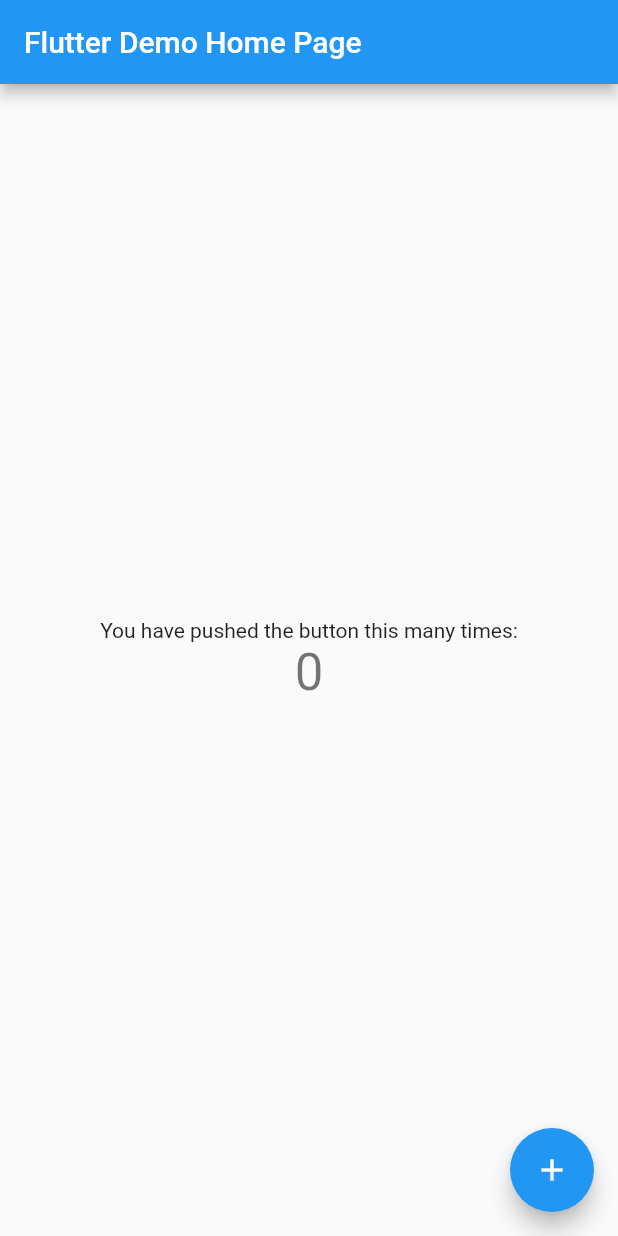
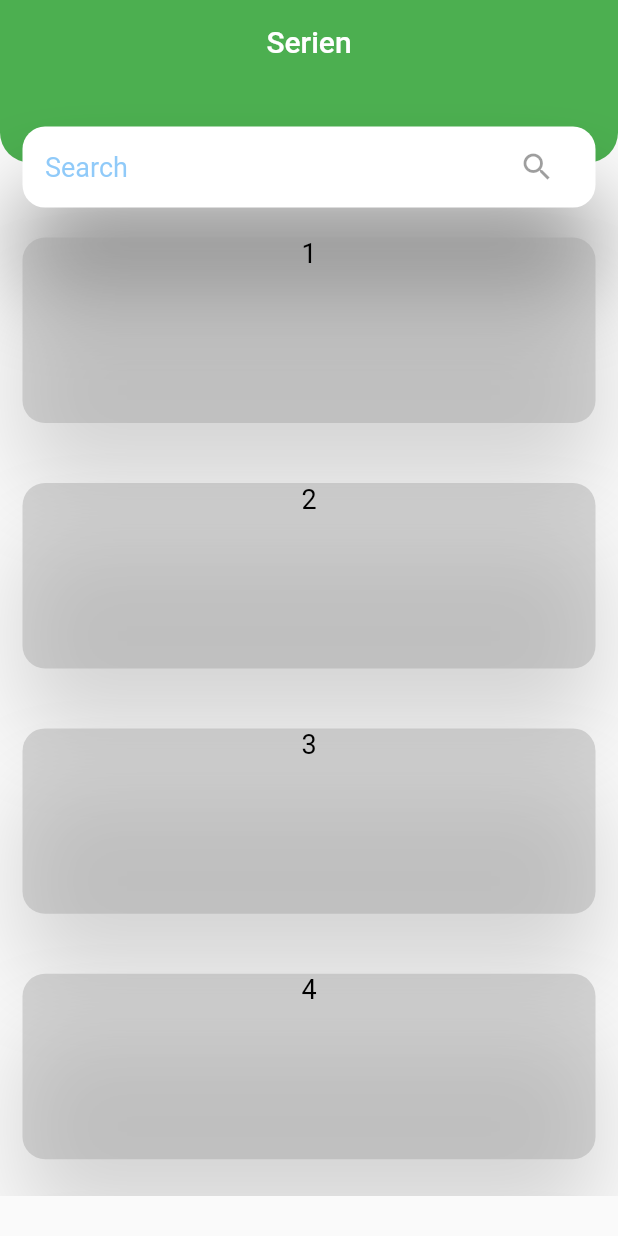
Before and after one commit to PatrickMisti/Series-Manager, a Flutter app: the screen it shows after launch, on a phone screen of 412 x 824 dp. Run offline on Flutter 3.47's test engine with Material 2 defaults, Android fonts, the phone set to English and light mode, and no system bars.

Commit message:
header and box implement

```diff
--- /dev/null
+++ b/series_manager/lib/body.dart
@@ -0,0 +1,146 @@
+import 'package:flutter/widgets.dart';
+import 'package:flutter/material.dart';
+
+class Body extends StatefulWidget{
+  @override
+  _Body createState() => _Body();
+}
+
+class _Body extends State<Body>{
+  final array = [1,2,3,4,5];
+  @override
+  Widget build(BuildContext context) {
+    Size size = MediaQuery.of(context).size;
+    return SingleChildScrollView(
+      child: Column(
+        children: <Widget>[
+          HeaderBoxWithSearch(size: size),
+          Container(
+            padding: EdgeInsets.symmetric(vertical: 0),
+          ),
+          SizedBox(
+            height: size.height * 0.8,
+            child: ListView.builder(
+                scrollDirection: Axis.vertical,
+                itemCount: array.length,
+                itemBuilder: (context,index) => SeriesComponent(id: array[index], size: size)
+            ),
+          ),
+        ],
+      ),
+    );
+  }
+}
+
+class SeriesComponent extends StatelessWidget{
+  SeriesComponent({Key key,@required this.id,@required this.size}):super(key:key);
+
+  final Size size;
+  final int id;
+  @override
+  Widget build(BuildContext context) {
+    return Container(
+      height: size.height * 0.15,
+      width: size.width,
+      padding: EdgeInsets.symmetric(horizontal: 15),
+      margin: EdgeInsets.symmetric(horizontal: 15, vertical: 20),
+      decoration: BoxDecoration(
+        color: Colors.grey.withOpacity(0.4),
+        borderRadius: BorderRadius.circular(15),
+        boxShadow: [
+          BoxShadow(
+            offset: Offset(0,40),
+            blurRadius: 50,
+            spreadRadius: 1,
+            color: Colors.black.withOpacity(0.15)
+          )
+        ]
+      ),
+      child: Column(
+        children: <Widget>[
+          Center(
+            child: Text(
+              id.toString(),
+              style: TextStyle(
+                fontSize: 18,
+                color: Colors.black
+              ),
+            ),
+          )
+        ],
+      ),
+    );
+  }
+
+}
+
+class HeaderBoxWithSearch extends StatelessWidget{
+  HeaderBoxWithSearch({Key key,@required this.size}):super(key: key);
+
+  final Size size;
+
+  @override
+  Widget build(BuildContext context) {
+    return Container(
+      height: size.height * 0.1,
+      child: Stack(
+        children: <Widget>[
+          Container(
+            height: size.height * 0.1 - 30,
+            decoration: BoxDecoration(
+                color: Colors.green,
+                borderRadius: BorderRadius.only(
+                  bottomLeft: Radius.circular(20),
+                  bottomRight: Radius.circular(20),
+                )
+            ),
+          ),
+          Positioned(
+              bottom: 0,
+              left: 0,
+              right: 0,
+              child: Container(
+                margin: EdgeInsets.symmetric(horizontal: 15),
+                padding: EdgeInsets.symmetric(horizontal:15),
+                height: 54,
+                decoration: BoxDecoration(
+                    color: Colors.white,
+                    borderRadius: BorderRadius.circular(15),
+                    boxShadow: [
+                      BoxShadow(
+                        offset: Offset(0,50),
+                        blurRadius: 50,
+                        color: Colors.black.withOpacity(0.50),
+                      )
+                    ]
+                ),
+                child: Row(
+                  children: <Widget>[
+                    Expanded(
+                      child: TextField(
+                        decoration: InputDecoration(
+                          hintText: 'Search',
+                          hintStyle: TextStyle(
+                              color: Colors.blue.withOpacity(0.5)
+                          ),
+                          enabledBorder: InputBorder.none,
+                          focusedBorder: InputBorder.none,
+                        ),
+                        style: TextStyle(
+                            fontSize: 18
+                        ),
+                      ),
+                    ),
+                    IconButton(
+                        icon: Icon(Icons.search),
+                        onPressed: null
+                    ),
+                  ],
+                ),
+              )
+          ),
+        ],
+      ),
+    );
+  }
+}
--- a/series_manager/lib/main.dart
+++ b/series_manager/lib/main.dart
@@ -1,117 +1,26 @@
+import 'package:series_manager/body.dart';
 import 'package:flutter/material.dart';
+import 'package:flutter/widgets.dart';
 
-void main() {
-  runApp(MyApp());
-}
+void main() => runApp(Home());
 
-class MyApp extends StatelessWidget {
-  // This widget is the root of your application.
+class Home extends StatelessWidget{
   @override
   Widget build(BuildContext context) {
     return MaterialApp(
-      title: 'Flutter Demo',
-      theme: ThemeData(
-        // This is the theme of your application.
-        //
-        // Try running your application with "flutter run". You'll see the
-        // application has a blue toolbar. Then, without quitting the app, try
-        // changing the primarySwatch below to Colors.green and then invoke
-        // "hot reload" (press "r" in the console where you ran "flutter run",
-        // or simply save your changes to "hot reload" in a Flutter IDE).
-        // Notice that the counter didn't reset back to zero; the application
-        // is not restarted.
-        primarySwatch: Colors.blue,
-        // This makes the visual density adapt to the platform that you run
-        // the app on. For desktop platforms, the controls will be smaller and
-        // closer together (more dense) than on mobile platforms.
-        visualDensity: VisualDensity.adaptivePlatformDensity,
+      home:Scaffold(
+        appBar: buildAppBar(),
+        body: Body(),
       ),
-      home: MyHomePage(title: 'Flutter Demo Home Page'),
+    );
+  }
+  AppBar buildAppBar(){
+    return AppBar(
+      title: Center(
+        child: Text('Serien'),
+      ),
+      backgroundColor: Colors.green,
+      elevation: 0,
     );
   }
 }
-
-class MyHomePage extends StatefulWidget {
-  MyHomePage({Key key, this.title}) : super(key: key);
-
-  // This widget is the home page of your application. It is stateful, meaning
-  // that it has a State object (defined below) that contains fields that affect
-  // how it looks.
-
-  // This class is the configuration for the state. It holds the values (in this
-  // case the title) provided by the parent (in this case the App widget) and
-  // used by the build method of the State. Fields in a Widget subclass are
-  // always marked "final".
-
-  final String title;
-
-  @override
-  _MyHomePageState createState() => _MyHomePageState();
-}
-
-class _MyHomePageState extends State<MyHomePage> {
-  int _counter = 0;
-
-  void _incrementCounter() {
-    setState(() {
-      // This call to setState tells the Flutter framework that something has
-      // changed in this State, which causes it to rerun the build method below
-      // so that the display can reflect the updated values. If we changed
-      // _counter without calling setState(), then the build method would not be
-      // called again, and so nothing would appear to happen.
-      _counter++;
-    });
-  }
-
-  @override
-  Widget build(BuildContext context) {
-    // This method is rerun every time setState is called, for instance as done
-    // by the _incrementCounter method above.
-    //
-    // The Flutter framework has been optimized to make rerunning build methods
-    // fast, so that you can just rebuild anything that needs updating rather
-    // than having to individually change instances of widgets.
-    return Scaffold(
-      appBar: AppBar(
-        // Here we take the value from the MyHomePage object that was created by
-        // the App.build method, and use it to set our appbar title.
-        title: Text(widget.title),
-      ),
-      body: Center(
-        // Center is a layout widget. It takes a single child and positions it
-        // in the middle of the parent.
-        child: Column(
-          // Column is also a layout widget. It takes a list of children and
-          // arranges them vertically. By default, it sizes itself to fit its
-          // children horizontally, and tries to be as tall as its parent.
-          //
-          // Invoke "debug painting" (press "p" in the console, choose the
-          // "Toggle Debug Paint" action from the Flutter Inspector in Android
-          // Studio, or the "Toggle Debug Paint" command in Visual Studio Code)
-          // to see the wireframe for each widget.
-          //
-          // Column has various properties to control how it sizes itself and
-          // how it positions its children. Here we use mainAxisAlignment to
-          // center the children vertically; the main axis here is the vertical
-          // axis because Columns are vertical (the cross axis would be
-          // horizontal).
-          mainAxisAlignment: MainAxisAlignment.center,
-          children: <Widget>[
-            Text(
-              'You have pushed the button this many times:',
-            ),
-            Text(
-              '$_counter',
-              style: Theme.of(context).textTheme.headline4,
-            ),
-          ],
-        ),
-      ),
-      floatingActionButton: FloatingActionButton(
-        onPressed: _incrementCounter,
-        tooltip: 'Increment',
-        child: Icon(Icons.add),
-      ), // This trailing comma makes auto-formatting nicer for build methods.
-    );
-  }
-}
```
Also changed, not shown: 1 other file.
